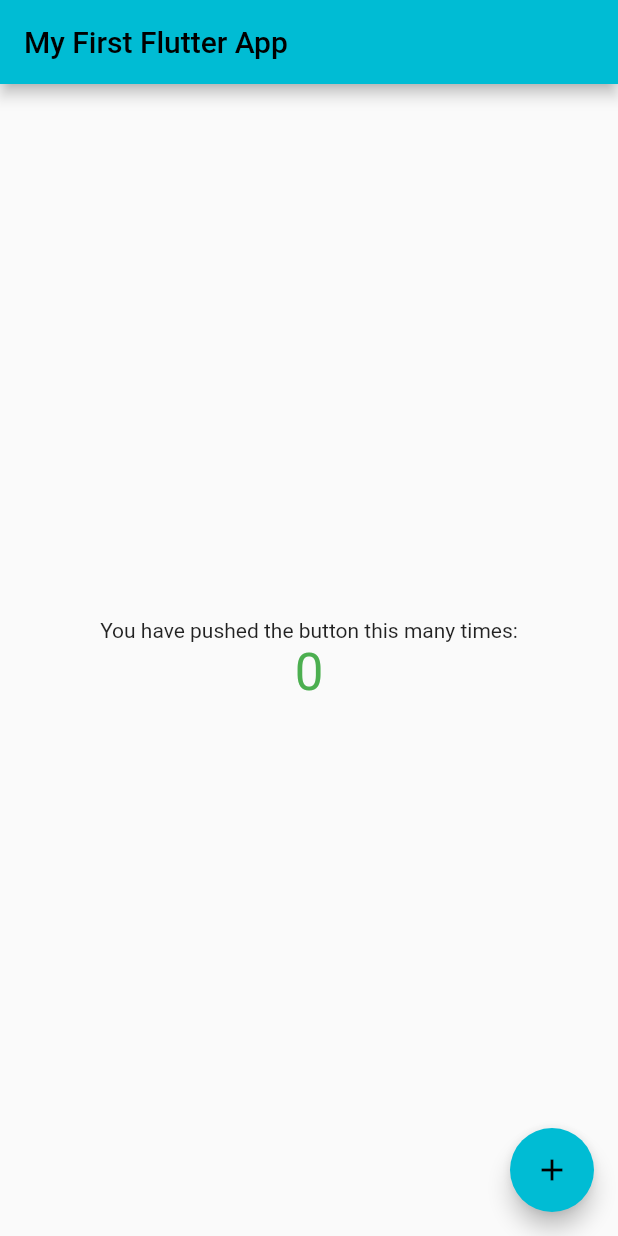
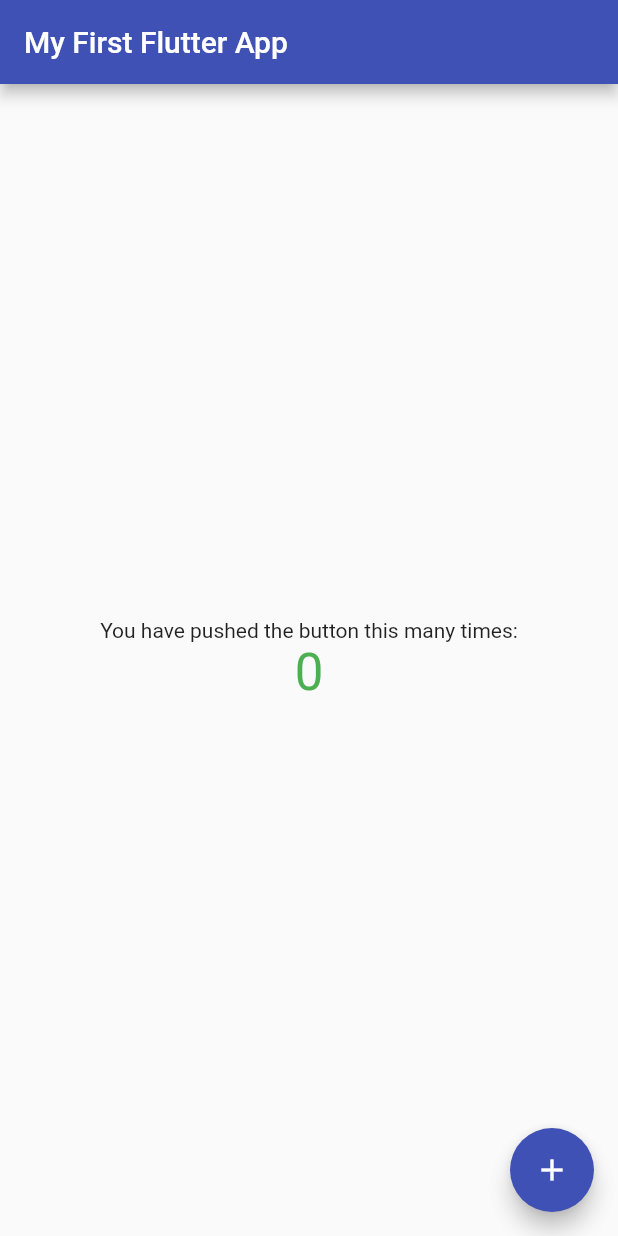
Before and after one commit to DanithBabilonia98/Mobile-Projects, a Flutter app: the screen it shows after launch, on a phone screen of 412 x 824 dp. Run offline on Flutter 3.47's test engine with Material 2 defaults, Android fonts, the phone set to English and light mode, and no system bars.

Commit message:
First App

```diff
--- a/lib/main.dart
+++ b/lib/main.dart
@@ -22,7 +22,7 @@ class MyApp extends StatelessWidget {
         // or simply save your changes to "hot reload" in a Flutter IDE).
         // Notice that the counter didn't reset back to zero; the application
         // is not restarted.
-        primarySwatch: Colors.cyan,
+        primarySwatch: Colors.indigo,
       ),
       home: const MyHomePage(title: 'My First Flutter App'),
     );
```
